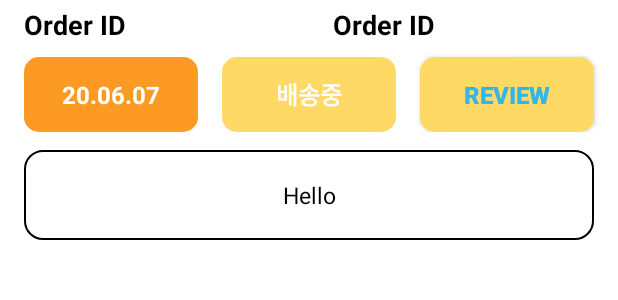
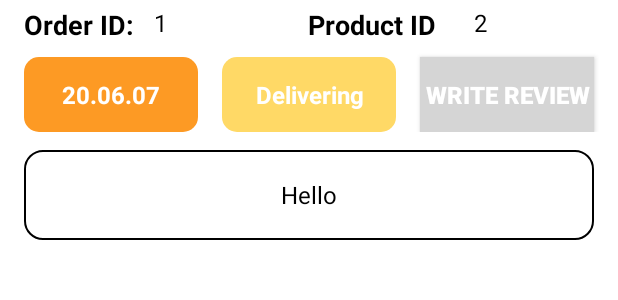
Before and after one commit to skkuse/2020spring_41class_team6, an Android app: the layout adapter_view_delivery.xml on its own in the app's theme, with its tools: preview values and no code run, on a phone screen of 412 x 824 dp. Shown: the top 300 px of the screen. Run offline under Robolectric (Android 15) with nearby library versions, the phone set to English and light mode, and no system bars.

Commit message:
Delivery Layout modified

```diff
--- a/SKKU_Fooding/app/src/main/res/layout/adapter_view_delivery.xml
+++ b/SKKU_Fooding/app/src/main/res/layout/adapter_view_delivery.xml
@@ -22,31 +22,58 @@
             android:layout_width="match_parent"
             android:layout_height="wrap_content">
             <TextView
-                android:id="@+id/order_id_delivery"
+                android:id="@+id/order_id_tv"
                 android:layout_width="0dp"
                 android:layout_height="30dp"
                 android:layout_gravity="center_vertical"
                 android:layout_marginStart="16dp"
-                android:layout_marginEnd="16dp"
                 android:layout_weight="1"
-                android:text="Order ID"
+                android:text="Order ID: "
                 android:textColor="@android:color/black"
                 android:textSize="18dp"
                 android:textStyle="bold"
                 app:layout_constraintStart_toStartOf="parent"
                 app:layout_constraintTop_toTopOf="parent" />
+
+            <TextView
+                android:id="@+id/order_id_delivery"
+                android:layout_width="0dp"
+                android:layout_height="30dp"
+                android:layout_gravity="center_vertical"
+                android:layout_marginStart="8dp"
+                android:layout_marginEnd="8dp"
+                android:layout_weight="1"
+                android:text="1"
+                android:textColor="@android:color/black"
+                android:textSize="16dp"
+                app:layout_constraintStart_toStartOf="parent"
+                app:layout_constraintTop_toTopOf="parent" />
+
+            <TextView
+                android:id="@+id/product_id_tv"
+                android:layout_width="0dp"
+                android:layout_height="30dp"
+                android:layout_gravity="center_vertical"
+                android:layout_marginStart="16dp"
+                android:layout_weight="1.3"
+                android:text="Product ID"
+                android:textColor="@android:color/black"
+                android:textSize="18dp"
+                android:textStyle="bold"
+                app:layout_constraintStart_toStartOf="parent"
+                app:layout_constraintTop_toTopOf="parent" />
+
             <TextView
                 android:id="@+id/product_id_delivery"
                 android:layout_width="0dp"
                 android:layout_height="30dp"
                 android:layout_gravity="center_vertical"
-                android:layout_marginStart="16dp"
+                android:layout_marginStart="8dp"
                 android:layout_marginEnd="16dp"
                 android:layout_weight="1"
-                android:text="Order ID"
+                android:text="2"
                 android:textColor="@android:color/black"
-                android:textSize="18dp"
-                android:textStyle="bold"
+                android:textSize="16dp"
                 app:layout_constraintStart_toStartOf="parent"
                 app:layout_constraintTop_toTopOf="parent" />
         </LinearLayout>
@@ -86,13 +113,14 @@
                 android:layout_marginRight="16dp"
                 android:background="@drawable/box_round_yellow"
                 android:gravity="center"
-                android:text="배송중"
+                android:text="Delivering"
                 android:textAlignment="center"
                 android:textColor="@android:color/white"
                 android:textSize="16dp"
                 android:textStyle="bold"
                 app:layout_constraintEnd_toEndOf="parent"
                 app:layout_constraintTop_toTopOf="parent" />
+
             <Button
                 android:id="@+id/order_review_delivery"
                 android:layout_width="0dp"
@@ -101,14 +129,13 @@
                 android:gravity="center"
                 android:layout_marginTop="4dp"
                 android:layout_marginRight="16dp"
-                android:background="@drawable/box_round_yellow"
-                android:textColor="@android:color/holo_blue_light"
+                android:background="#D5D5D5"
+                android:textColor="@android:color/white"
                 android:textSize="16dp"
                 android:textStyle="bold"
                 app:layout_constraintEnd_toEndOf="parent"
                 app:layout_constraintTop_toTopOf="parent"
-                android:text="REVIEW"
-                />
+                android:text="Write review" />
         </LinearLayout>
 
         <TextView
@@ -123,7 +150,7 @@
             android:background="@drawable/border_round"
             android:text="Hello"
             android:textColor="@android:color/black"
-            android:textSize="15dp"
+            android:textSize="16dp"
             app:layout_constraintEnd_toEndOf="parent"
             app:layout_constraintHorizontal_bias="0.47"
             app:layout_constraintStart_toStartOf="parent"
```
